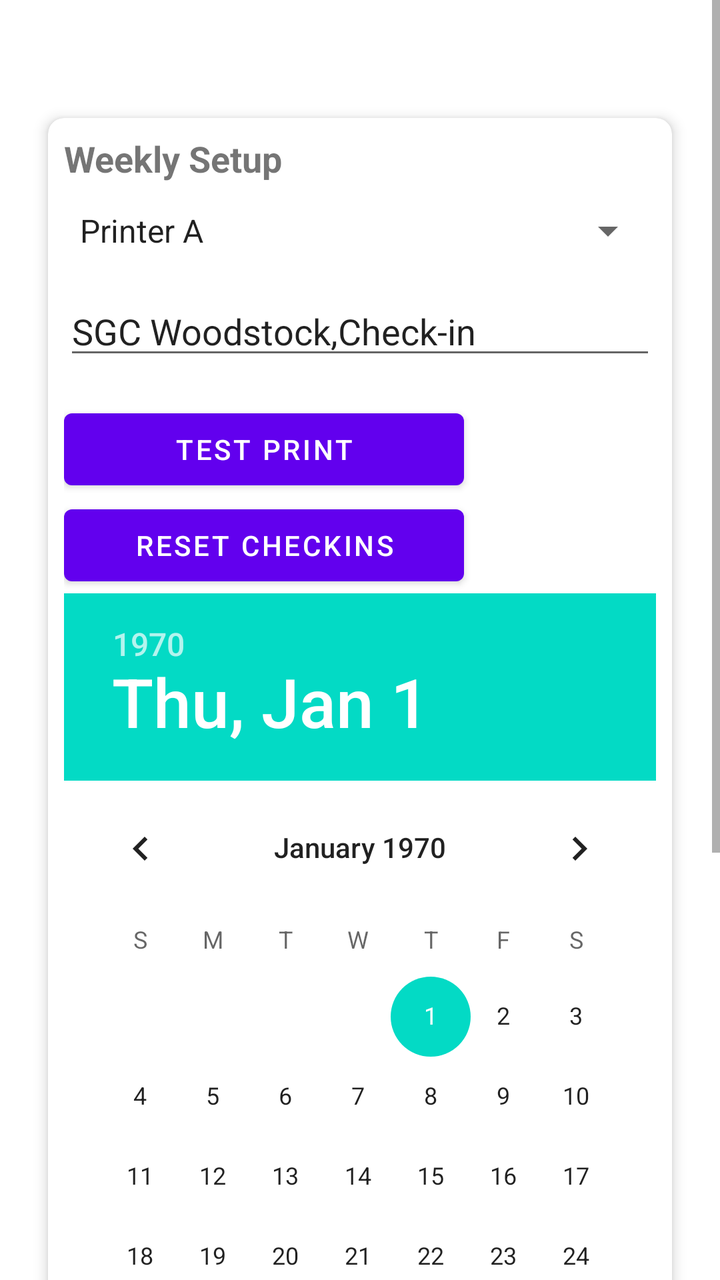
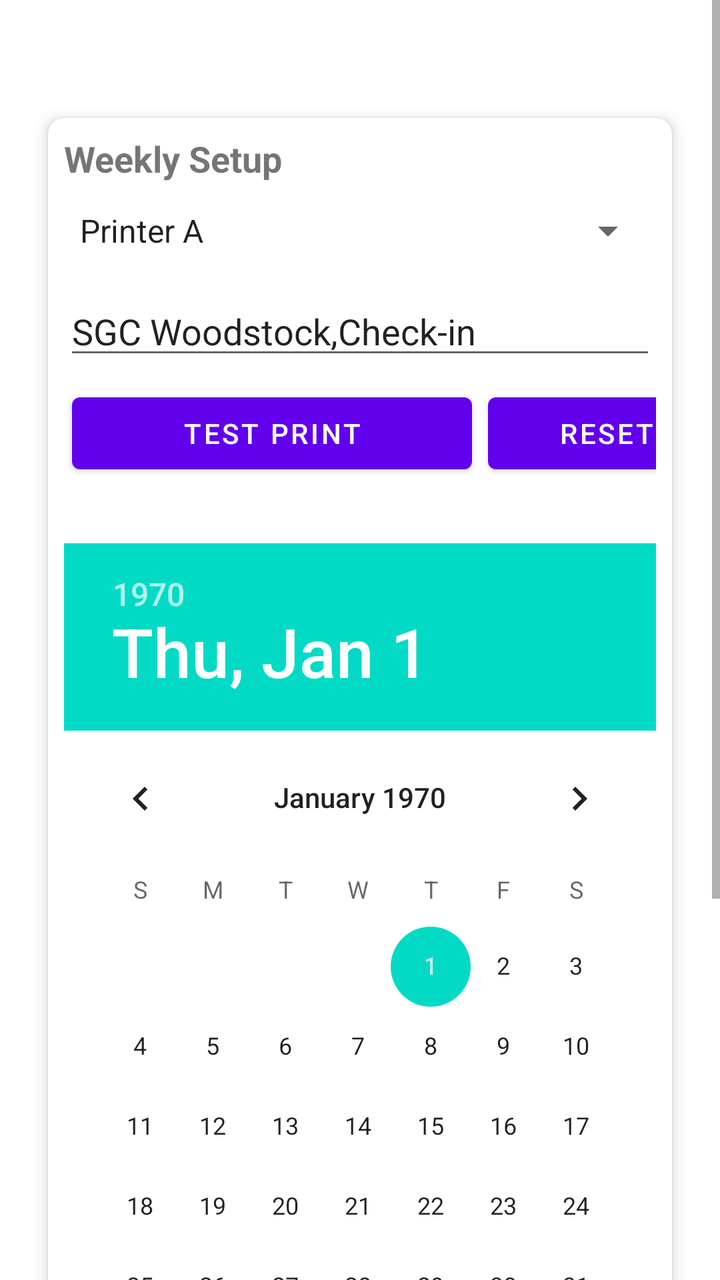

Compare the two renders of this Android layout. The source of the first and the diff that turns it into the second are given below.
<!-- AndroidManifest.xml: application theme Theme.ExpressCheckin -->
<!-- res/layout/fragment_settings.xml -->
<?xml version="1.0" encoding="utf-8"?>
<androidx.constraintlayout.widget.ConstraintLayout xmlns:android="http://schemas.android.com/apk/res/android"
    xmlns:app="http://schemas.android.com/apk/res-auto"
    xmlns:tools="http://schemas.android.com/tools"
    android:layout_width="match_parent"
    android:layout_height="match_parent"
    tools:context=".ui.settings.SettingsFragment">

    <ScrollView
        android:layout_width="match_parent"
        android:layout_height="match_parent">

        <LinearLayout
            android:layout_width="match_parent"
            android:layout_height="wrap_content"
            android:orientation="vertical"
            android:padding="8dp">

            <TextView
                android:id="@+id/text_settings"
                android:layout_width="match_parent"
                android:layout_height="wrap_content"
                android:layout_marginStart="8dp"
                android:layout_marginTop="8dp"
                android:layout_marginEnd="8dp"
                android:textAlignment="center"
                android:textSize="20sp" />

            <androidx.cardview.widget.CardView
                android:layout_width="match_parent"
                android:layout_height="wrap_content"
                android:layout_margin="16dp"
                app:cardElevation="4dp"
                app:cardCornerRadius="8dp">

                <LinearLayout
                    android:layout_width="match_parent"
                    android:layout_height="wrap_content"
                    android:orientation="vertical"
                    android:padding="8dp">

                    <TextView
                        android:id="@+id/weeklySetupTitle"
                        android:layout_width="wrap_content"
                        android:layout_height="wrap_content"
                        android:text="Weekly Setup"
                        android:textSize="18sp"
                        android:textStyle="bold"
                        android:layout_marginBottom="8dp" />

                    <Spinner
                        android:id="@+id/printerNamesSpinner"
                        android:layout_width="match_parent"
                        android:layout_height="wrap_content"
                        android:layout_marginBottom="12dp"
                        android:entries="@array/printer_names"
                        android:textSize="24sp"
                        android:minHeight="32dp" />

                    <EditText
                        android:id="@+id/labelTextEditText"
                        android:layout_width="match_parent"
                        android:layout_height="wrap_content"
                        android:hint="Label Text"
                        android:inputType="text"
                        android:lines="3"
                        android:minHeight="32dp"
                        android:text="SGC Woodstock,Check-in" />

                    <Button
                        android:id="@+id/printButton"
                        android:layout_width="200dp"
                        android:layout_height="wrap_content"
                        android:layout_marginTop="16dp"
                        android:text="Test Print" />

                    <Button
                        android:id="@+id/resetCheckinsButton"
                        android:layout_width="200dp"
                        android:layout_height="wrap_content"
                        android:text="Reset Checkins" />

                    <DatePicker
                        android:id="@+id/checkinDatePicker"
                        android:layout_width="match_parent"
                        android:layout_height="wrap_content"
                        android:layout_marginBottom="2dp" />

                    <TextView
                        android:id="@+id/breezeInstanceIdTextView"
                        android:layout_width="wrap_content"
                        android:layout_height="wrap_content"
                        android:layout_margin="8dp" />

                </LinearLayout>
            </androidx.cardview.widget.CardView>

            <androidx.cardview.widget.CardView
                android:layout_width="match_parent"
                android:layout_height="wrap_content"
                android:layout_margin="16dp"
                app:cardElevation="4dp"
                app:cardCornerRadius="8dp">

                <LinearLayout
                    android:layout_width="match_parent"
                    android:layout_height="wrap_content"
                    android:orientation="vertical"
                    android:padding="8dp">

                    <TextView
                        android:id="@+id/whenNeededTitle"
                        android:layout_width="wrap_content"
                        android:layout_height="wrap_content"
                        android:text="When Needed"
                        android:textSize="18sp"
                        android:textStyle="bold"
                        android:layout_marginBottom="8dp" />

                    <Button
                        android:id="@+id/getUpdatesButton"
                        android:layout_width="200dp"
                        android:layout_height="wrap_content"
                        android:text="Get Updates" />

                    <TextView
                        android:id="@+id/versionTextView"
                        android:layout_width="wrap_content"
                        android:layout_height="wrap_content"
                        android:layout_margin="8dp" />

                </LinearLayout>
            </androidx.cardview.widget.CardView>

        </LinearLayout>
    </ScrollView>
</androidx.constraintlayout.widget.ConstraintLayout>
<!-- resources referenced by this layout -->
<resources>
  <string-array name="printer_names">
          <item>Printer A</item>
          <item>Printer B</item>
          <item>Printer C</item>
          <item>Printer D</item>
      </string-array>
  <style name="Theme.ExpressCheckin" parent="Theme.MaterialComponents.DayNight.DarkActionBar">
          
          <item name="colorPrimary">@color/purple_500</item>
          <item name="colorPrimaryVariant">@color/purple_700</item>
          <item name="colorOnPrimary">@color/white</item>
          
          <item name="colorSecondary">@color/teal_200</item>
          <item name="colorSecondaryVariant">@color/teal_700</item>
          <item name="colorOnSecondary">@color/black</item>
          
          <item name="android:statusBarColor">?attr/colorPrimaryVariant</item>
          
      </style>
  <color name="purple_500">#FF6200EE</color>
  <color name="purple_700">#FF3700B3</color>
  <color name="white">#FFFFFFFF</color>
  <color name="teal_200">#FF03DAC5</color>
  <color name="teal_700">#FF018786</color>
  <color name="black">#FF000000</color>
</resources>

<!-- the commit's change to res/layout/fragment_settings.xml (unified diff, before → after) -->
@@ -67,30 +67,40 @@
                         android:minHeight="32dp"
                         android:text="SGC Woodstock,Check-in" />
 
-                    <Button
-                        android:id="@+id/printButton"
-                        android:layout_width="200dp"
+                    <LinearLayout
+                        android:layout_width="match_parent"
                         android:layout_height="wrap_content"
-                        android:layout_marginTop="16dp"
-                        android:text="Test Print" />
+                        android:orientation="horizontal"
+                        android:layout_marginTop="4dp">
 
-                    <Button
-                        android:id="@+id/resetCheckinsButton"
-                        android:layout_width="200dp"
+                        <Button
+                            android:id="@+id/printButton"
+                            android:layout_width="200dp"
+                            android:layout_height="wrap_content"
+                            android:layout_margin="4dp"
+                            android:text="Test Print" />
+
+                        <Button
+                            android:id="@+id/resetCheckinsButton"
+                            android:layout_width="200dp"
+                            android:layout_height="wrap_content"
+                            android:layout_margin="4dp"
+                            android:text="Reset Checkins" />
+                    </LinearLayout>
+
+                    <TextView
+                        android:id="@+id/breezeInstanceIdTextView"
+                        android:layout_width="wrap_content"
                         android:layout_height="wrap_content"
-                        android:text="Reset Checkins" />
+                        android:layout_margin="4dp" />
 
                     <DatePicker
                         android:id="@+id/checkinDatePicker"
                         android:layout_width="match_parent"
                         android:layout_height="wrap_content"
-                        android:layout_marginBottom="2dp" />
+                        android:layout_marginBottom="1dp" />
 
-                    <TextView
-                        android:id="@+id/breezeInstanceIdTextView"
-                        android:layout_width="wrap_content"
-                        android:layout_height="wrap_content"
-                        android:layout_margin="8dp" />
+
 
                 </LinearLayout>
             </androidx.cardview.widget.CardView>
@@ -117,11 +127,27 @@
                         android:textStyle="bold"
                         android:layout_marginBottom="8dp" />
 
-                    <Button
-                        android:id="@+id/getUpdatesButton"
-                        android:layout_width="200dp"
+                    <LinearLayout
+                        android:layout_width="match_parent"
                         android:layout_height="wrap_content"
-                        android:text="Get Updates" />
+                        android:orientation="horizontal"
+                        android:layout_marginTop="4dp">
+
+                        <Button
+                            android:id="@+id/getUpdatesButton"
+                            android:layout_width="200dp"
+                            android:layout_height="wrap_content"
+                            android:layout_margin="4dp"
+                            android:text="Get Updates" />
+
+                        <Button
+                            android:id="@+id/deleteAllPersonsButton"
+                            android:layout_width="200dp"
+                            android:layout_height="wrap_content"
+                            android:layout_margin="4dp"
+                            android:text="Delete All" />
+
+                    </LinearLayout>
 
                     <TextView
                         android:id="@+id/versionTextView"
